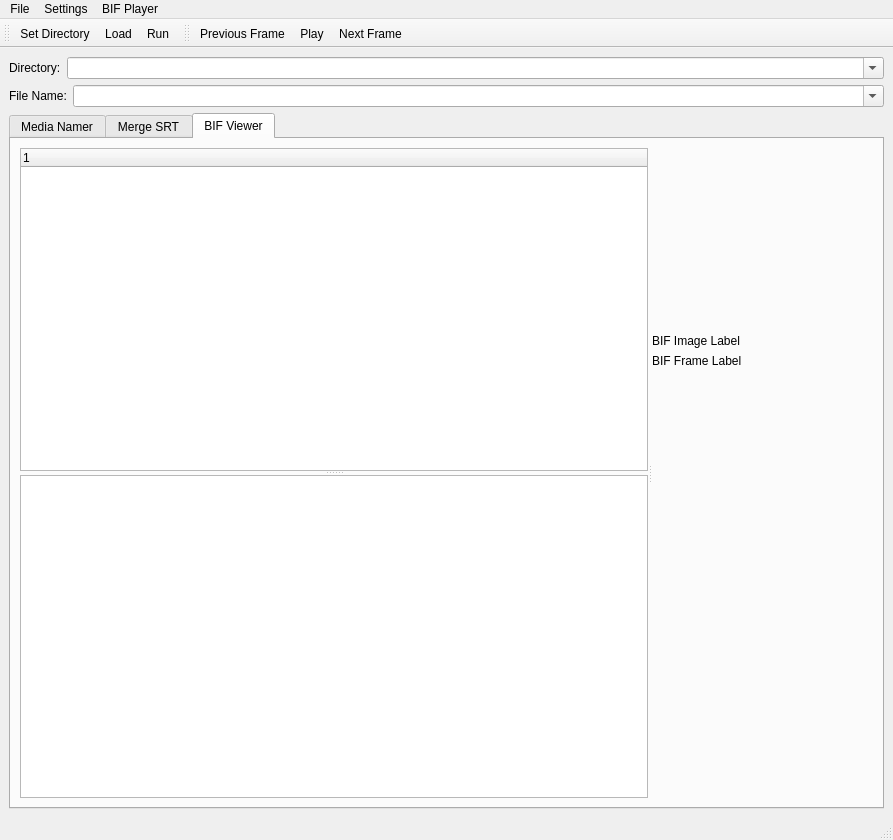
The window that UI/MainWindow.ui (towel42-com/MediaManager) describes before a commit, drawn with Qt 5.
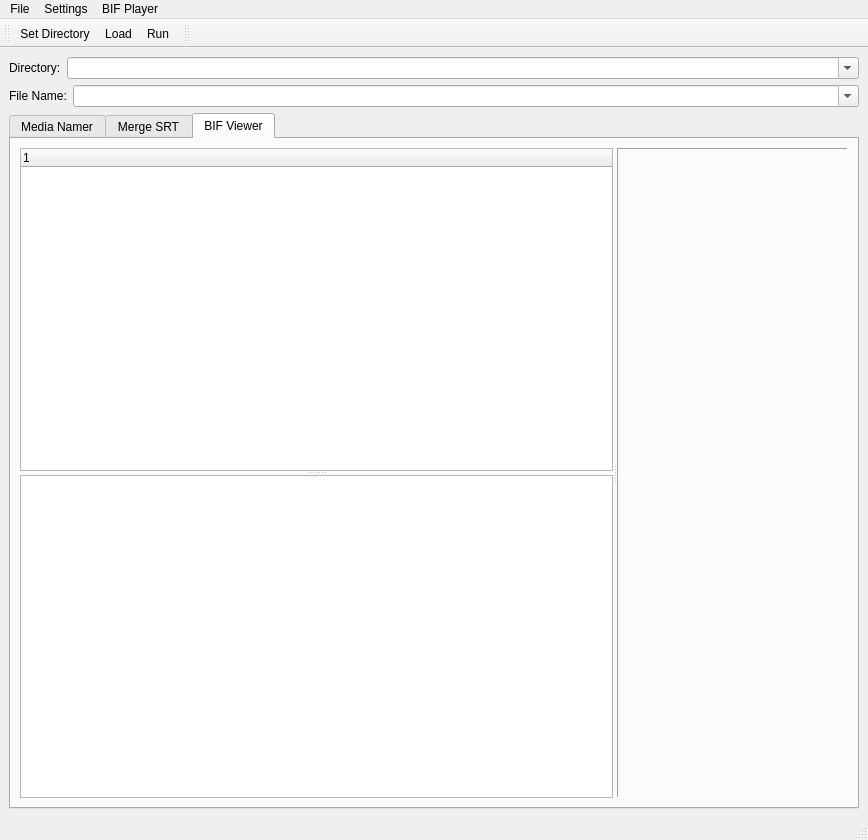
The same window after the commit. Icons and pictures are not drawn. Custom widgets are drawn as their Qt base class.

Commit message: Moved git player into utils

Patch:
```diff
--- a/UI/MainWindow.ui
+++ b/UI/MainWindow.ui
@@ -6,7 +6,7 @@
    <rect>
     <x>0</x>
     <y>0</y>
-    <width>893</width>
+    <width>868</width>
     <height>840</height>
    </rect>
   </property>
@@ -192,57 +192,13 @@
             </property>
            </widget>
           </widget>
-          <widget class="QWidget" name="viewerWidget" native="true">
-           <layout class="QVBoxLayout" name="verticalLayout_4">
-            <item>
-             <widget class="QLabel" name="bifImageLabel">
-              <property name="sizePolicy">
-               <sizepolicy hsizetype="Fixed" vsizetype="Fixed">
-                <horstretch>0</horstretch>
-                <verstretch>0</verstretch>
-               </sizepolicy>
-              </property>
-              <property name="minimumSize">
-               <size>
-                <width>0</width>
-                <height>200</height>
-               </size>
-              </property>
-              <property name="baseSize">
-               <size>
-                <width>0</width>
-                <height>0</height>
-               </size>
-              </property>
-              <property name="text">
-               <string>BIF Image Label</string>
-              </property>
-              <property name="alignment">
-               <set>Qt::AlignBottom|Qt::AlignHCenter</set>
-              </property>
-             </widget>
-            </item>
-            <item>
-             <widget class="QLabel" name="bifLabel">
-              <property name="text">
-               <string>BIF Frame Label</string>
-              </property>
-             </widget>
-            </item>
-            <item>
-             <spacer name="verticalSpacer">
-              <property name="orientation">
-               <enum>Qt::Vertical</enum>
-              </property>
-              <property name="sizeHint" stdset="0">
-               <size>
-                <width>17</width>
-                <height>336</height>
-               </size>
-              </property>
-             </spacer>
-            </item>
-           </layout>
+          <widget class="NBIF::CBIFWidget" name="bifWidget">
+           <property name="frameShape">
+            <enum>QFrame::Panel</enum>
+           </property>
+           <property name="frameShadow">
+            <enum>QFrame::Sunken</enum>
+           </property>
           </widget>
          </widget>
         </item>
@@ -257,7 +213,7 @@
     <rect>
      <x>0</x>
      <y>0</y>
-     <width>893</width>
+     <width>868</width>
      <height>22</height>
     </rect>
    </property>
@@ -280,7 +236,7 @@
     <addaction name="separator"/>
     <addaction name="actionPreferences"/>
    </widget>
-   <widget class="QMenu" name="menuBIF_Player">
+   <widget class="QMenu" name="menuBIFPlayer">
     <property name="title">
      <string>BIF Player</string>
     </property>
@@ -290,7 +246,7 @@
    </widget>
    <addaction name="menuFile"/>
    <addaction name="menuSettings"/>
-   <addaction name="menuBIF_Player"/>
+   <addaction name="menuBIFPlayer"/>
   </widget>
   <widget class="QStatusBar" name="statusbar"/>
   <widget class="QToolBar" name="toolBar">
@@ -317,9 +273,6 @@
    <attribute name="toolBarBreak">
     <bool>false</bool>
    </attribute>
-   <addaction name="actionBIFPreviousFrame"/>
-   <addaction name="actionBIFPlayPause"/>
-   <addaction name="actionBIFNextFrame"/>
   </widget>
   <action name="actionOpen">
    <property name="icon">
@@ -377,33 +330,6 @@
     <string>Load...</string>
    </property>
   </action>
-  <action name="actionBIFPreviousFrame">
-   <property name="icon">
-    <iconset resource="application.qrc">
-     <normaloff>:/resources/reverse.png</normaloff>:/resources/reverse.png</iconset>
-   </property>
-   <property name="text">
-    <string>Previous Frame</string>
-   </property>
-  </action>
-  <action name="actionBIFPlayPause">
-   <property name="icon">
-    <iconset resource="application.qrc">
-     <normaloff>:/resources/play.png</normaloff>:/resources/play.png</iconset>
-   </property>
-   <property name="text">
-    <string>Play</string>
-   </property>
-  </action>
-  <action name="actionBIFNextFrame">
-   <property name="icon">
-    <iconset resource="application.qrc">
-     <normaloff>:/resources/forward.png</normaloff>:/resources/forward.png</iconset>
-   </property>
-   <property name="text">
-    <string>Next Frame</string>
-   </property>
-  </action>
  </widget>
  <customwidgets>
   <customwidget>
@@ -411,6 +337,12 @@
    <extends>QComboBox</extends>
    <header>SABUtils/DelayComboBox.h</header>
   </customwidget>
+  <customwidget>
+   <class>NBIF::CBIFWidget</class>
+   <extends>QFrame</extends>
+   <header>SABUtils/BIFWidget.h</header>
+   <container>1</container>
+  </customwidget>
  </customwidgets>
  <tabstops>
   <tabstop>fileName</tabstop>
```
Left out of the diff: 3 changed lines with no effect on the pictures. The commit also changes 7 other files.
